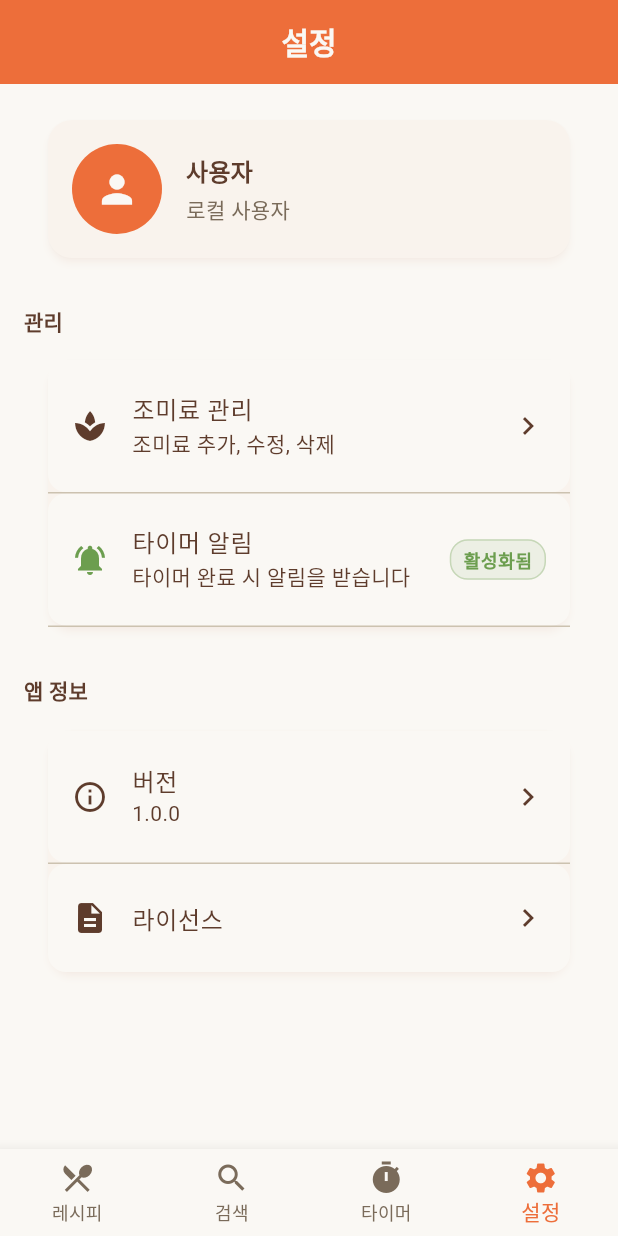
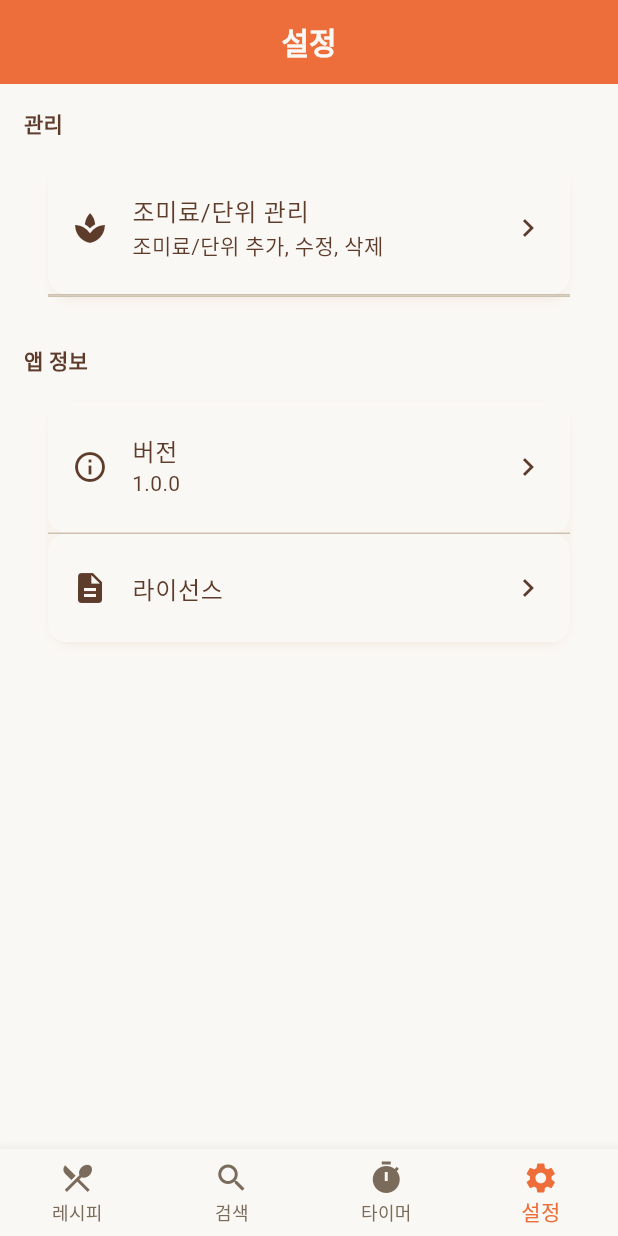
Before and after one commit to zerodice0/recipelabo_flutter, a Flutter app: the screen it shows after launch, item 4 of the bottom bar chosen, on a phone screen of 412 x 824 dp. Run offline on Flutter 3.47's test engine with Material 3 defaults, Android fonts, the phone set to English and light mode, and no system bars; our stand-ins replace flutter_local_notifications, flutter_riverpod, freezed_annotation, go_router, image_picker, riverpod_annotation and 2 more; accounts and stored records are empty; generated files the repository leaves out were written again; Roboto replaces fonts that are missing (Pretendard).

Commit message:
refactor: Clean up user profile section and improve notification settings dialog
- Commented out unused user profile card code for future backend integration.
- Updated titles and subtitles in the settings section for clarity.
- Refactored notification settings dialog for better readability and structure.
- Enhanced user guidance for background app refresh settings.

This commit improves the maintainability of the profile screen and enhances the user experience in managing notification settings.

```diff
--- a/lib/presentation/main/view/main_navigation_screen.dart
+++ b/lib/presentation/main/view/main_navigation_screen.dart
@@ -58,50 +58,50 @@ class ProfileScreen extends StatelessWidget {
       body: ListView(
         padding: const EdgeInsets.all(16),
         children: [
-          // 사용자 정보 섹션
-          Card(
-            child: Padding(
-              padding: const EdgeInsets.all(16),
-              child: Row(
-                children: [
-                  CircleAvatar(
-                    radius: 30,
-                    backgroundColor: Theme.of(context).colorScheme.primary,
-                    child: Icon(
-                      Icons.person,
-                      size: 30,
-                      color: Theme.of(context).colorScheme.onPrimary,
-                    ),
-                  ),
-                  const SizedBox(width: 16),
-                  Expanded(
-                    child: Column(
-                      crossAxisAlignment: CrossAxisAlignment.start,
-                      children: [
-                        Text(
-                          '사용자',
-                          style: Theme.of(context).textTheme.titleMedium
-                              ?.copyWith(fontWeight: FontWeight.bold),
-                        ),
-                        const SizedBox(height: 4),
-                        Text(
-                          '로컬 사용자',
-                          style: Theme.of(
-                            context,
-                          ).textTheme.bodyMedium?.copyWith(
-                            color:
-                                Theme.of(context).colorScheme.onSurfaceVariant,
-                          ),
-                        ),
-                      ],
-                    ),
-                  ),
-                ],
-              ),
-            ),
-          ),
+          // 사용자 정보 섹션 (추후 백엔드 연동시 필요)
+          // Card(
+          //   child: Padding(
+          //     padding: const EdgeInsets.all(16),
+          //     child: Row(
+          //       children: [
+          //         CircleAvatar(
+          //           radius: 30,
+          //           backgroundColor: Theme.of(context).colorScheme.primary,
+          //           child: Icon(
+          //             Icons.person,
+          //             size: 30,
+          //             color: Theme.of(context).colorScheme.onPrimary,
+          //           ),
+          //         ),
+          //         const SizedBox(width: 16),
+          //         Expanded(
+          //           child: Column(
+          //             crossAxisAlignment: CrossAxisAlignment.start,
+          //             children: [
+          //               Text(
+          //                 '사용자',
+          //                 style: Theme.of(context).textTheme.titleMedium
+          //                     ?.copyWith(fontWeight: FontWeight.bold),
+          //               ),
+          //               const SizedBox(height: 4),
+          //               Text(
+          //                 '로컬 사용자',
+          //                 style: Theme.of(
+          //                   context,
+          //                 ).textTheme.bodyMedium?.copyWith(
+          //                   color:
+          //                       Theme.of(context).colorScheme.onSurfaceVariant,
+          //                 ),
+          //               ),
+          //             ],
+          //           ),
+          //         ),
+          //       ],
+          //     ),
+          //   ),
+          // ),
 
-          const SizedBox(height: 24),
+          // const SizedBox(height: 24),
 
           // 관리 섹션
           Text(
@@ -117,15 +117,15 @@ class ProfileScreen extends StatelessWidget {
               children: [
                 ListTile(
                   leading: const Icon(Icons.spa),
-                  title: const Text('조미료 관리'),
-                  subtitle: const Text('조미료 추가, 수정, 삭제'),
+                  title: const Text('조미료/단위 관리'),
+                  subtitle: const Text('조미료/단위 추가, 수정, 삭제'),
                   trailing: const Icon(Icons.chevron_right),
                   onTap: () {
                     context.push('/settings/seasonings');
                   },
                 ),
                 const Divider(height: 1),
-                _NotificationSettingsTile(),
+                // _NotificationSettingsTile(),
                 // const Divider(height: 1),
                 // ListTile(
                 //   leading: const Icon(Icons.merge_type),
@@ -133,7 +133,6 @@ class ProfileScreen extends StatelessWidget {
                 //   subtitle: const Text('중복된 재료 정리'),
                 //   trailing: const Icon(Icons.chevron_right),
                 //   onTap: () {
-                //     // TODO: 재료 병합 화면 구현
                 //     ScaffoldMessenger.of(context).showSnackBar(
                 //       const SnackBar(content: Text('준비 중인 기능입니다')),
                 //     );
@@ -247,8 +246,7 @@ class _NotificationSettingsTileState
   void _showPermissionInfoDialog() {
     showDialog(
       context: context,
-      builder:
-          (context) => AlertDialog(
+      builder: (context) => AlertDialog(
         shape: RoundedRectangleBorder(
           borderRadius: BorderRadius.circular(16),
         ),
@@ -367,8 +365,7 @@ class _NotificationSettingsTileState
     return ListTile(
       leading: Icon(
         _hasPermission ? Icons.notifications_active : Icons.notifications_off,
-        color:
-            _hasPermission
+        color: _hasPermission
             ? AppColors.supportGreen
             : AppColors.textBrown.withValues(alpha: 0.6),
       ),
@@ -376,8 +373,7 @@ class _NotificationSettingsTileState
       subtitle: Text(
         _hasPermission ? '타이머 완료 시 알림을 받습니다' : '타이머 완료 알림을 받으려면 권한이 필요합니다',
       ),
-      trailing:
-          _isLoading
+      trailing: _isLoading
           ? const SizedBox(
               width: 20,
               height: 20,
@@ -386,14 +382,12 @@ class _NotificationSettingsTileState
           : Container(
               padding: const EdgeInsets.symmetric(horizontal: 8, vertical: 4),
               decoration: BoxDecoration(
-                  color:
-                      _hasPermission
+                color: _hasPermission
                     ? AppColors.supportGreen.withValues(alpha: 0.1)
                     : AppColors.primaryOrange.withValues(alpha: 0.1),
                 borderRadius: BorderRadius.circular(12),
                 border: Border.all(
-                    color:
-                        _hasPermission
+                  color: _hasPermission
                       ? AppColors.supportGreen.withValues(alpha: 0.3)
                       : AppColors.primaryOrange.withValues(alpha: 0.3),
                 ),
@@ -401,8 +395,7 @@ class _NotificationSettingsTileState
               child: Text(
                 _hasPermission ? '활성화됨' : '비활성화됨',
                 style: TextStyle(
-                    color:
-                        _hasPermission
+                  color: _hasPermission
                       ? AppColors.supportGreen
                       : AppColors.primaryOrange,
                   fontSize: 12,
@@ -438,8 +431,7 @@ class _BackgroundAppRefreshTile extends StatelessWidget {
   void _showBackgroundRefreshDialog(BuildContext context) {
     showDialog(
       context: context,
-      builder:
-          (context) => AlertDialog(
+      builder: (context) => AlertDialog(
         shape: RoundedRectangleBorder(
           borderRadius: BorderRadius.circular(20),
         ),
```
Lines whose indentation alone changed are shown as unchanged.
